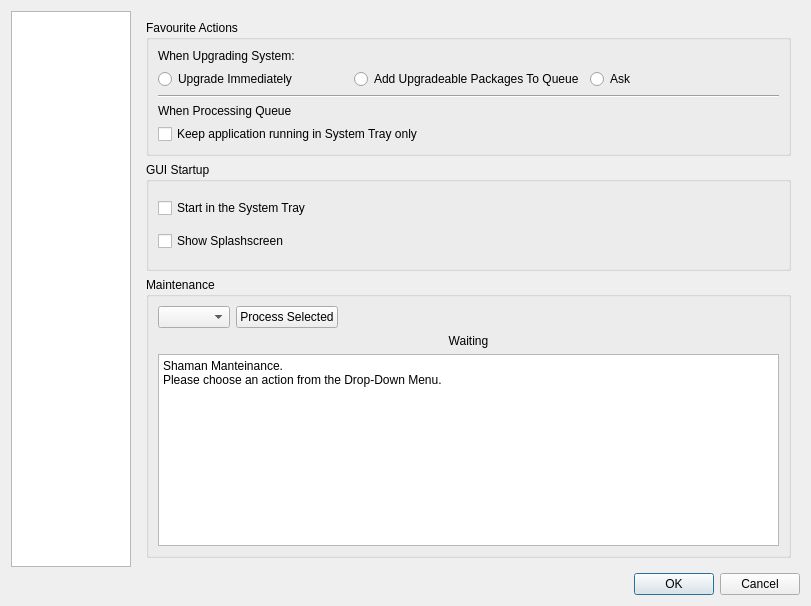
The window that trunk/shaman/ui/configDialog.ui (drf/shaman1) describes before a commit, drawn with Qt 5.
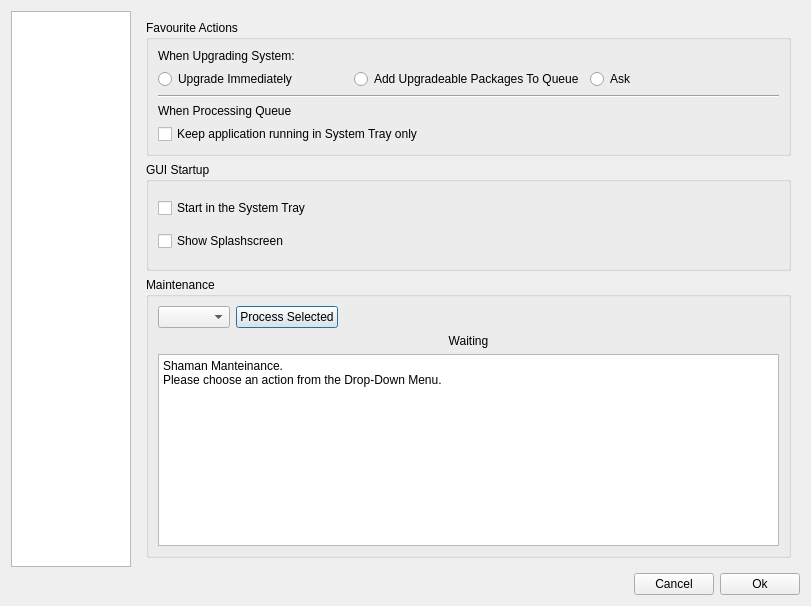
The same window after the commit. Icons and pictures are not drawn.

Diff of the .ui file:
```diff
--- a/trunk/shaman/ui/configDialog.ui
+++ b/trunk/shaman/ui/configDialog.ui
@@ -59,16 +59,6 @@
      </property>
     </widget>
    </item>
-   <item row="3" column="0" colspan="2" >
-    <widget class="QDialogButtonBox" name="buttonBox" >
-     <property name="orientation" >
-      <enum>Qt::Horizontal</enum>
-     </property>
-     <property name="standardButtons" >
-      <set>QDialogButtonBox::Cancel|QDialogButtonBox::NoButton|QDialogButtonBox::Ok</set>
-     </property>
-    </widget>
-   </item>
    <item row="1" column="1" >
     <widget class="QStackedWidget" name="stackedWidget" >
      <property name="sizePolicy" >
@@ -1072,6 +1062,43 @@
      </widget>
     </widget>
    </item>
+   <item row="3" column="0" colspan="2" >
+    <layout class="QHBoxLayout" >
+     <item>
+      <spacer>
+       <property name="orientation" >
+        <enum>Qt::Horizontal</enum>
+       </property>
+       <property name="sizeHint" >
+        <size>
+         <width>40</width>
+         <height>20</height>
+        </size>
+       </property>
+      </spacer>
+     </item>
+     <item>
+      <widget class="QPushButton" name="cancelButton" >
+       <property name="text" >
+        <string>Cancel</string>
+       </property>
+       <property name="icon" >
+        <iconset resource="shaman.qrc" >:/Icons/icons/dialog-cancel.png</iconset>
+       </property>
+      </widget>
+     </item>
+     <item>
+      <widget class="QPushButton" name="okButton" >
+       <property name="text" >
+        <string>Ok</string>
+       </property>
+       <property name="icon" >
+        <iconset resource="shaman.qrc" >:/Icons/icons/dialog-ok-apply.png</iconset>
+       </property>
+      </widget>
+     </item>
+    </layout>
+   </item>
   </layout>
  </widget>
  <resources>
```
Left out of the diff: 28 changed lines with no effect on the pictures.
